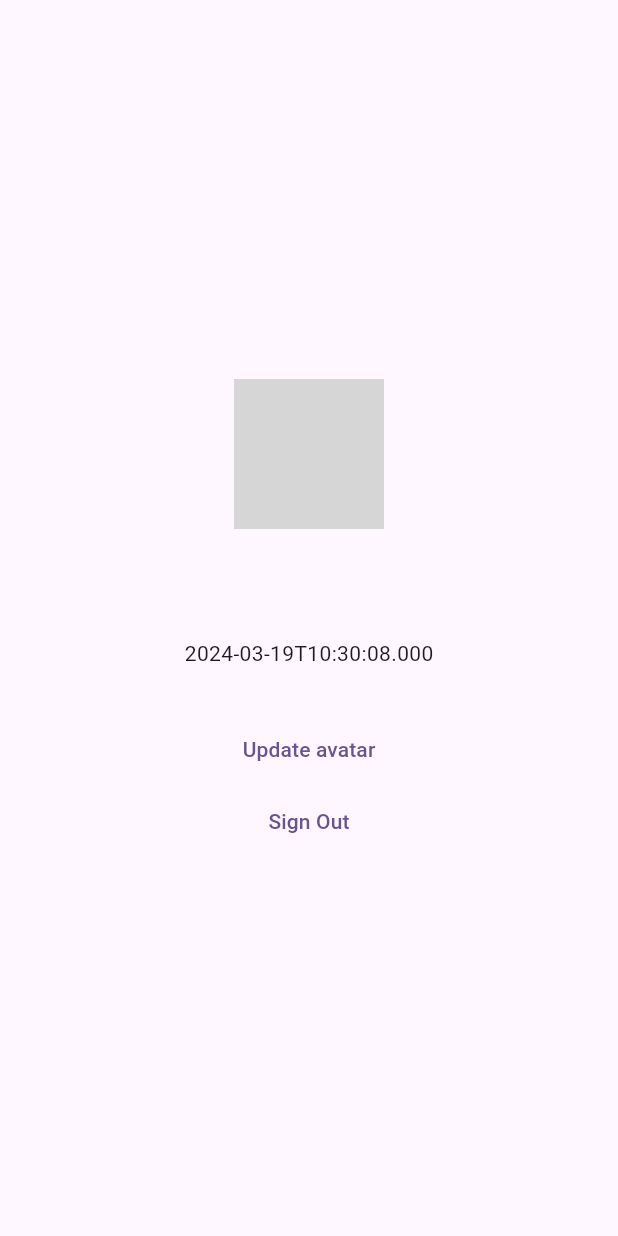
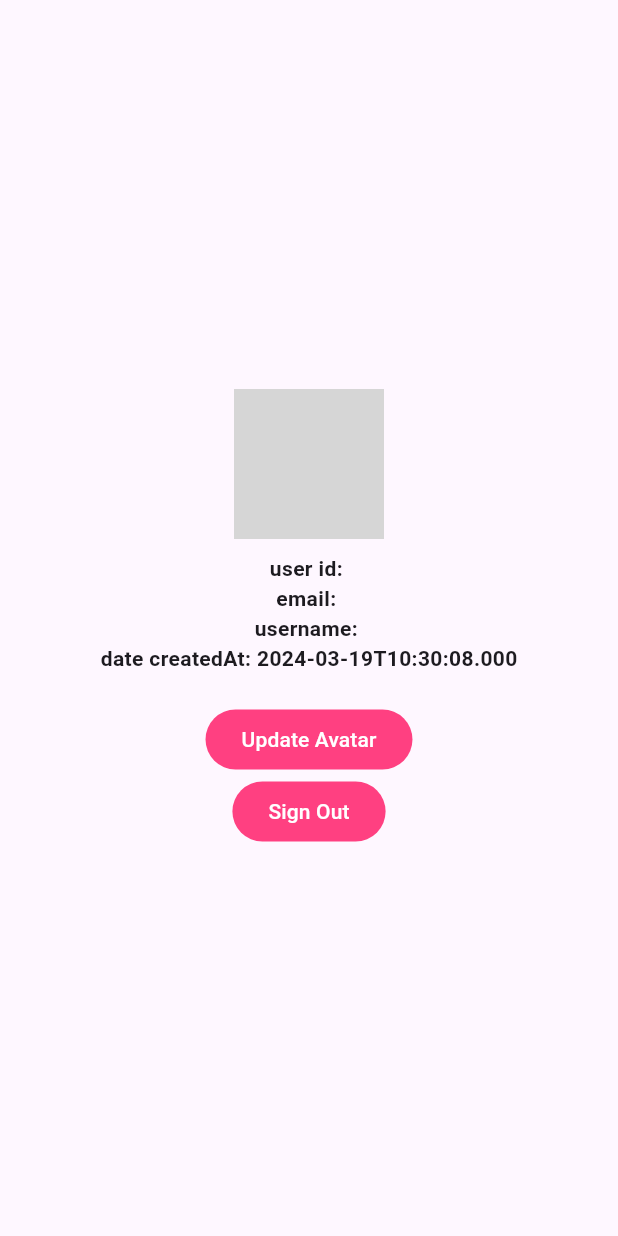
Before and after one commit to Williamcerveraa/Reto-2-API-Application, a Flutter app: the HomePage screen opened by its route, on a phone screen of 412 x 824 dp. Run offline on Flutter 3.47's test engine with Material 3 defaults, Android fonts, the phone set to English and light mode, and no system bars; our stand-ins replace dio, flutter_secure_storage, flutter_svg, get_it, image_picker, logger; accounts and stored records are empty; network calls fail; grey boxes are pictures that could not be loaded.

Commit message:
API Application Version Final 2

```diff
--- a/lib/Api/account_api.dart
+++ b/lib/Api/account_api.dart
@@ -27,16 +27,20 @@ class AccountAPI {
   }
 
   Future<HttpResponse<String>> updateAvatar(
-      Uint8List bytes, String filename) async {
+      Uint8List bytes, String? filename) async {
     final token = await _authenticationClient.accessToken;
-    return _http
-        .request<String>('/api/v1/update-avatar', method: "POST", headers: {
-      "token": token!,
-    }, formData: {
-      "attachment": MultipartFile.fromBytes(
-        bytes,
-        filename: filename,
-      ),
-    });
+    return _http.request<String>(
+      '/api/v1/update-avatar',
+      method: "POST",
+      headers: {
+        "token": token!,
+      },
+      formData: {
+        "attachment": MultipartFile.fromBytes(
+          bytes,
+          filename: filename,
+        ),
+      },
+    );
   }
 }
--- a/lib/models/user.dart
+++ b/lib/models/user.dart
@@ -4,7 +4,7 @@ class User {
   final String email;
   final DateTime createdAt;
   final DateTime updatedAt;
-  final String avatar;
+  final String? avatar;
 
   User({
     required this.id,
--- a/lib/pages/home_page.dart
+++ b/lib/pages/home_page.dart
@@ -76,6 +76,7 @@ class _HomePageState extends State<HomePage> {
             if (_user != null)
               Column(
                 children: [
+                  if (_user!.avatar != null)
                     ClipOval(
                       child: Image.network(
                         "http://192.168.0.98:9000${_user!.avatar}",
@@ -87,20 +88,50 @@ class _HomePageState extends State<HomePage> {
                   const SizedBox(
                     height: 10,
                   ),
-                  Text(_user!.id),
-                  Text(_user!.email),
-                  Text(_user!.username),
-                  Text(_user!.createdAt.toIso8601String()),
+                  Text(
+                    'user id: ${_user!.id}',
+                    style: const TextStyle(
+                      fontWeight: FontWeight.bold,
+                    ),
+                  ),
+                  Text(
+                    'email: ${_user!.email}',
+                    style: const TextStyle(
+                      fontWeight: FontWeight.bold,
+                    ),
+                  ),
+                  Text(
+                    'username: ${_user!.username}',
+                    style: const TextStyle(
+                      fontWeight: FontWeight.bold,
+                    ),
+                  ),
+                  Text(
+                    'date createdAt: ${_user!.createdAt.toIso8601String()}',
+                    style: const TextStyle(
+                      fontWeight: FontWeight.bold,
+                    ),
+                  ),
                 ],
               ),
             const SizedBox(
-              height: 30,
+              height: 20,
             ),
-            TextButton(
+            FilledButton(
+              style: ButtonStyle(
+                backgroundColor: MaterialStateProperty.all(
+                  Colors.pinkAccent,
+                ),
+              ),
               onPressed: _pickImage,
-              child: const Text('Update avatar'),
+              child: const Text('Update Avatar'),
             ),
-            TextButton(
+            FilledButton(
+              style: ButtonStyle(
+                backgroundColor: MaterialStateProperty.all(
+                  Colors.pinkAccent,
+                ),
+              ),
               onPressed: _signOut,
               child: const Text('Sign Out'),
             ),
```
Lines whose indentation alone changed are shown as unchanged.
